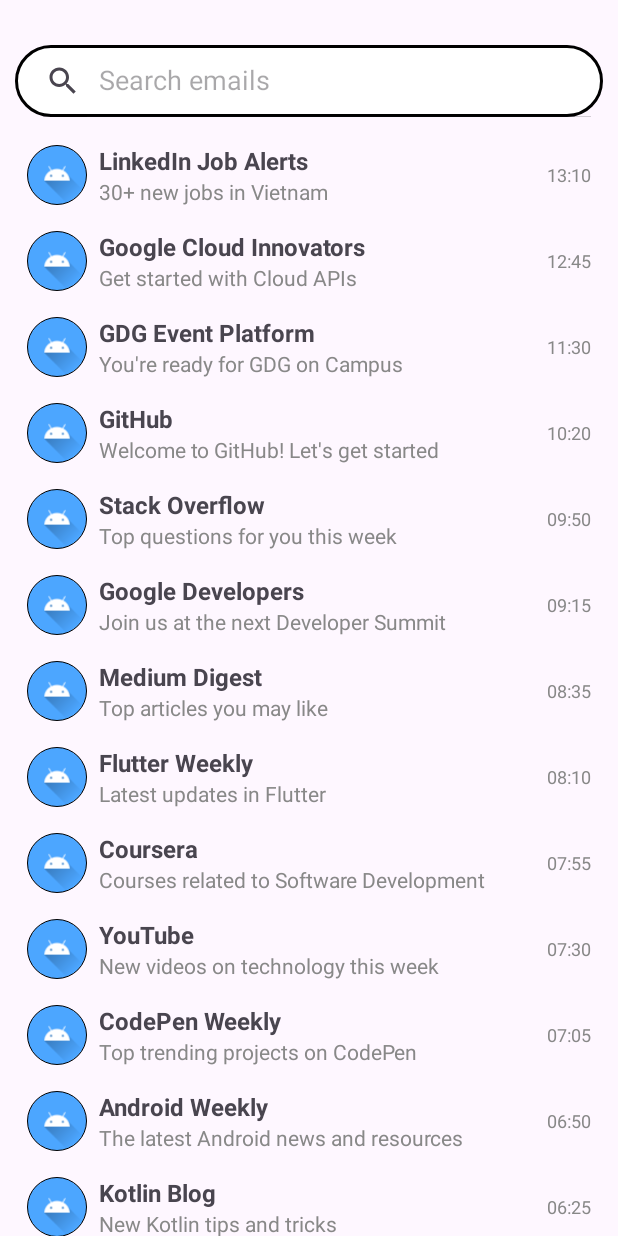
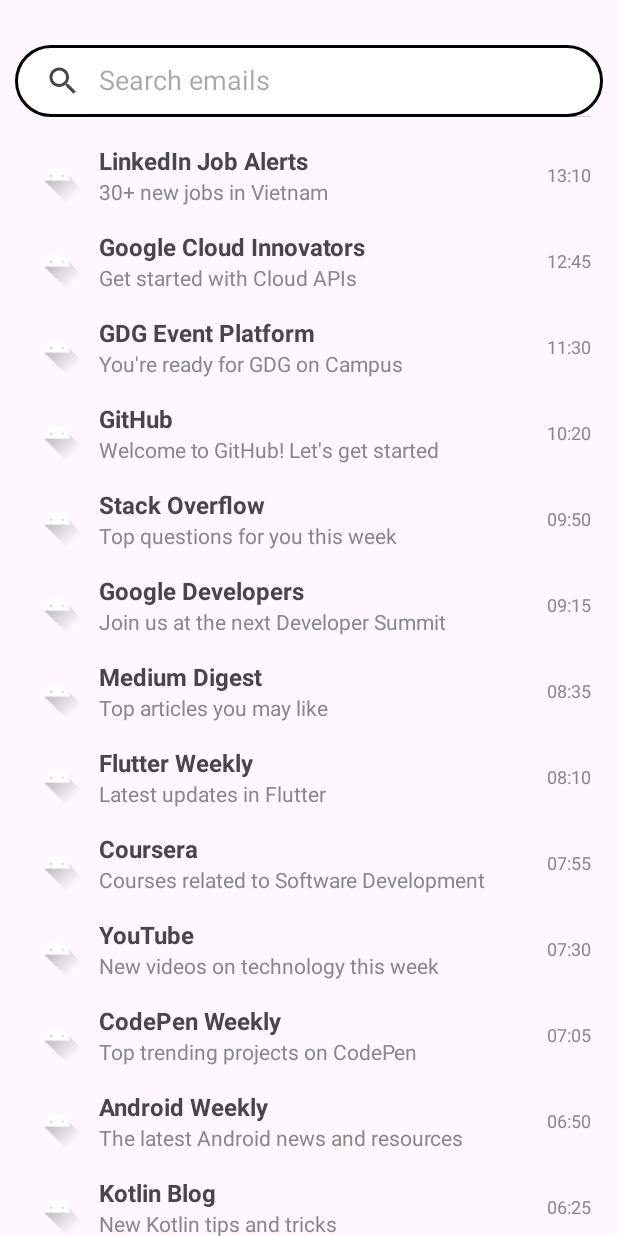
Before and after one commit to cuongceg/Gmail_Recycle_View, an Android app: the screen it shows after launch (MainActivity), on a phone screen of 412 x 824 dp. Run offline under Robolectric (Android 15) with nearby library versions, the phone set to English and light mode, and no system bars; 1 statement that could not run was skipped.

Commit message:
refactor: change the background icon and fix the src

```diff
--- a/app/src/main/java/com/example/gmail/model/Email.kt
+++ b/app/src/main/java/com/example/gmail/model/Email.kt
@@ -6,5 +6,5 @@ data class Email(
     val title: String,
     val description: String,
     val time: String,
-    val imageId:Int = R.drawable.ic_launcher_foreground
+    val backgroundId:Int = R.drawable.avatar_blue_background
 )
--- a/app/src/main/res/layout/email_item.xml
+++ b/app/src/main/res/layout/email_item.xml
@@ -10,7 +10,7 @@
         android:layout_width="40dp"
         android:layout_height="40dp"
         android:layout_gravity="center_vertical"
-        android:background="@drawable/avatar_blue_background" />
+        android:src="@drawable/ic_launcher_foreground"/>
     <LinearLayout
         android:layout_width="0dp"
         android:layout_height="wrap_content"
```
